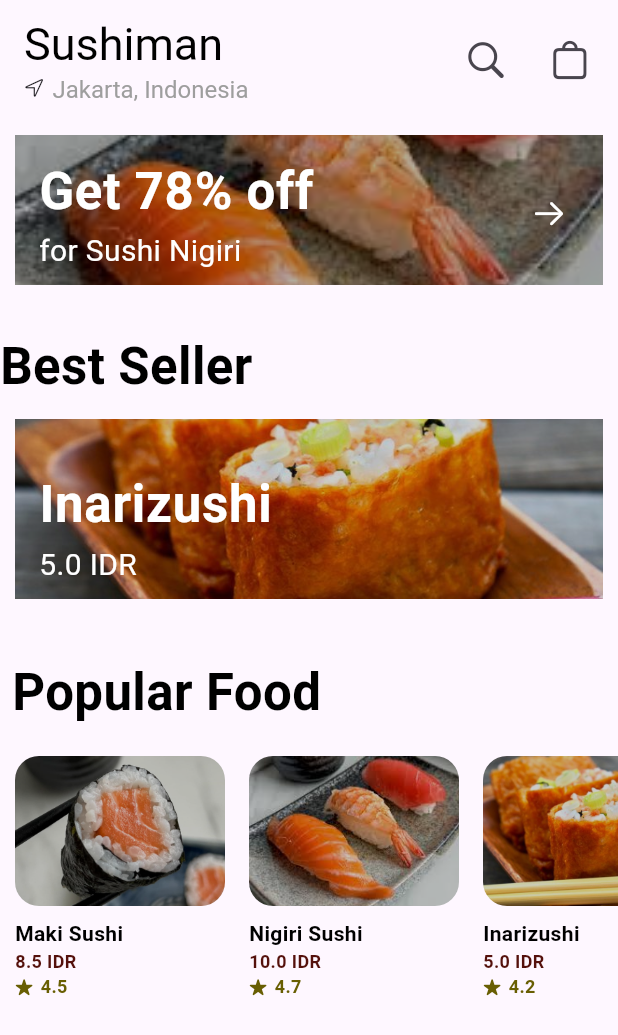
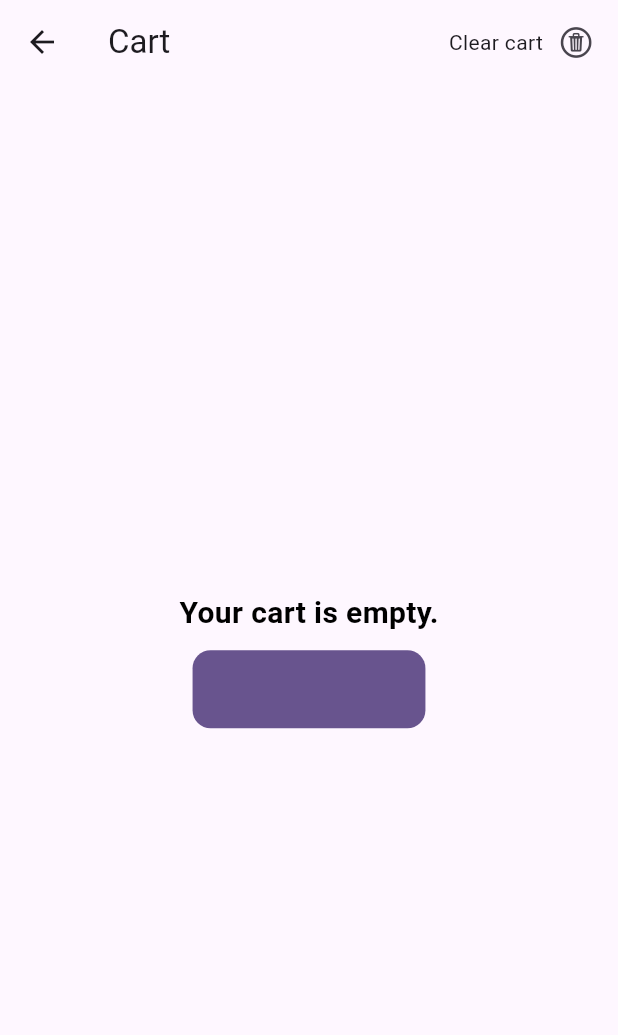
Before and after one commit to ajiibrahim01/sushi_app, a Flutter app: the Dashboard screen opened directly, after a tap on an icon or button, on a phone screen of 412 x 824 dp. Shown: the top 1035 px of the screen. Run offline on Flutter 3.47's test engine with Material 3 defaults, Android fonts, the phone set to English and light mode, and no system bars.

```diff
--- a/lib/provider/cart.dart
+++ b/lib/provider/cart.dart
@@ -18,4 +18,14 @@ class Cart extends ChangeNotifier {
     );
     notifyListeners();
   }
+
+  void clearCart() {
+    _cart.clear();
+    notifyListeners();
+  }
+
+  void removeFromCart(CartModel item) {
+    _cart.remove(item);
+    notifyListeners();
+  }
 }
--- a/lib/screens/cart_screen.dart
+++ b/lib/screens/cart_screen.dart
@@ -0,0 +1,191 @@
+import 'package:flutter/cupertino.dart';
+import 'package:flutter/material.dart';
+import 'package:provider/provider.dart';
+import 'package:sushi_app/provider/cart.dart';
+import 'package:sushi_app/screens/dashboard.dart';
+
+class CartScreen extends StatefulWidget {
+  const CartScreen({super.key});
+
+  @override
+  State<CartScreen> createState() => _CartScreenState();
+}
+
+class _CartScreenState extends State<CartScreen> {
+  @override
+  Widget build(BuildContext context) {
+    double price = 0;
+    double totalPrice = 0;
+    double taxAndService = 0;
+    double totalPayment = 0;
+
+    int parsePrice(String price) {
+      // Remove any non-numeric characters (like "Rp." or commas)
+      String sanitizedPrice = price.replaceAll(RegExp(r'[^0-9]'), '');
+
+      // Return the parsed integer value, assuming the string is now numeric
+      return int.parse(sanitizedPrice); // Default to 0 if parsing fails
+    }
+
+    return Consumer<Cart>(
+      builder: (context, value, child) {
+        for (var cartModel in value.cart) {
+          price = int.parse(cartModel.quantity.toString()) *
+              parsePrice(cartModel.price.toString()).toDouble();
+          totalPrice += price;
+
+          taxAndService = (totalPrice * 0.11).toDouble();
+          totalPayment = (totalPrice + taxAndService).toDouble();
+        }
+
+        return Scaffold(
+          appBar: AppBar(
+            title: Text('Cart'),
+            actions: [
+              Padding(
+                padding: const EdgeInsets.all(8.0),
+                child: IconButton(
+                  icon: Row(
+                    children: [
+                      Text('Clear cart'),
+                      SizedBox(width: 10),
+                      Icon(CupertinoIcons.trash_circle),
+                    ],
+                  ),
+                  onPressed: () {
+                    Provider.of<Cart>(context, listen: false).clearCart();
+                    setState(() {
+                      price = 0;
+                      totalPrice = 0;
+                      taxAndService = 0;
+                      totalPayment = 0;
+                    });
+                  },
+                ),
+              ),
+            ],
+          ),
+          body: value.cart.isEmpty
+              ? Center(
+                  child: Column(
+                    mainAxisAlignment: MainAxisAlignment.center,
+                    children: [
+                      Text(
+                        'Your cart is empty.',
+                        style: TextStyle(
+                          fontSize: 20,
+                          fontWeight: FontWeight.bold,
+                          color: Colors.black,
+                        ),
+                      ),
+                      SizedBox(height: 10),
+                      CupertinoButton(
+                        color: Theme.of(context).primaryColor,
+                        child: Text('Add Some Food'),
+                        onPressed: () {
+                          Navigator.pushAndRemoveUntil(
+                            context,
+                            MaterialPageRoute(
+                                builder: (context) => Dashboard()),
+                            (route) => false,
+                          );
+                        },
+                      )
+                    ],
+                  ),
+                )
+              : ListView.builder(
+                  itemCount: value.cart.length,
+                  itemBuilder: (context, index) {
+                    final food = value.cart[index];
+                    return ListTile(
+                      leading: Image.asset(
+                        food.imagePath.toString(),
+                        width: 50,
+                        height: 50,
+                      ),
+                      title: Text(food.name.toString()),
+                      subtitle: Text('IDR ${food.price}'),
+                      trailing: IconButton(
+                          onPressed: () {
+                            value.removeFromCart(food);
+                            if (value.cart.isEmpty) {
+                              price = 0;
+                              totalPrice = 0;
+                              taxAndService = 0;
+                              totalPayment = 0;
+                            } else {
+                              context.read<Cart>();
+                            }
+                          },
+                          icon: Icon(CupertinoIcons.minus)),
+                    );
+                  }),
+          bottomNavigationBar: price == 0
+              ? null
+              : Container(
+                  color: Theme.of(context).scaffoldBackgroundColor,
+                  child: Column(
+                    mainAxisSize: MainAxisSize.min,
+                    children: [
+                      Container(
+                        decoration: BoxDecoration(
+                          color: Colors.white,
+                          borderRadius: BorderRadius.circular(10),
+                          border: Border.all(
+                            color: Colors.black,
+                            width: 1,
+                          ),
+                        ),
+                        padding: EdgeInsets.all(16),
+                        margin: EdgeInsets.all(16),
+                        child: Column(
+                          children: [
+                            Row(
+                              mainAxisAlignment: MainAxisAlignment.spaceBetween,
+                              children: [
+                                Text('Price'),
+                                Text('IDR ${totalPrice}'),
+                              ],
+                            ),
+                            Row(
+                              mainAxisAlignment: MainAxisAlignment.spaceBetween,
+                              children: [
+                                Text('Tax and Service'),
+                                Text('IDR ${taxAndService}'),
+                              ],
+                            ),
+                            Divider(),
+                            Row(
+                              mainAxisAlignment: MainAxisAlignment.spaceBetween,
+                              children: [
+                                Text('Tax and Service'),
+                                Text('IDR ${totalPayment}'),
+                              ],
+                            ),
+                          ],
+                        ),
+                      ),
+                      Container(
+                        margin: EdgeInsets.fromLTRB(20, 0, 20, 20),
+                        width: MediaQuery.of(context).size.width,
+                        child: CupertinoButton(
+                          color: Theme.of(context).primaryColor,
+                          child: Row(
+                            children: [
+                              Text('Pay Now'),
+                              SizedBox(width: 10),
+                              Icon(CupertinoIcons.arrow_right),
+                            ],
+                          ),
+                          onPressed: () {},
+                        ),
+                      )
+                    ],
+                  ),
+                ),
+        );
+      },
+    );
+  }
+}
--- a/lib/screens/dashboard.dart
+++ b/lib/screens/dashboard.dart
@@ -3,7 +3,10 @@ import 'dart:convert';
 import 'package:flutter/cupertino.dart';
 import 'package:flutter/material.dart';
 import 'package:flutter/services.dart';
+import 'package:provider/provider.dart';
 import 'package:sushi_app/models/food.dart';
+import 'package:sushi_app/provider/cart.dart';
+import 'package:sushi_app/screens/cart_screen.dart';
 import 'package:sushi_app/screens/detail_screen.dart';
 
 class Dashboard extends StatefulWidget {
@@ -93,34 +96,45 @@ class _DashboardState extends State<Dashboard> {
               size: 30,
             ),
           ),
-          Padding(
+          Consumer<Cart>(
+            builder: (context, value, child) {
+              return Padding(
                 padding: const EdgeInsets.all(8.0),
                 child: Stack(
                   children: [
                     IconButton(
-                  onPressed: () {},
                       icon: Icon(
                         CupertinoIcons.bag,
                         size: 30,
                       ),
+                      onPressed: () {
+                        goToCart();
+                      },
                     ),
-                Visibility(
-                  visible: false,
-                  child: Positioned(
-                    top: 12,
-                    right: 14,
+                    Positioned(
+                      top: 14,
+                      left: 14,
+                      child: Visibility(
+                        visible: value.cart.isNotEmpty ? true : false,
                         child: CircleAvatar(
-                      radius: 9,
-                      backgroundColor: Colors.red,
+                          radius: 10,
+                          backgroundColor: Colors.transparent,
+                          child: Center(
                             child: Text(
-                        '10',
-                        style: TextStyle(color: Colors.white, fontSize: 10),
+                              value.cart.length.toString(),
+                              style: TextStyle(
+                                fontSize: 16,
+                                color: Colors.black,
+                              ),
+                            ),
                           ),
                         ),
                       ),
                     )
                   ],
                 ),
+              );
+            },
           ),
         ],
       ),
@@ -228,6 +242,15 @@ class _DashboardState extends State<Dashboard> {
     );
   }
 
+  goToCart() {
+    Navigator.push(
+      context,
+      MaterialPageRoute(
+        builder: (context) => CartScreen(),
+      ),
+    );
+  }
+
   Column BestSellerWidget(BuildContext context) {
     return Column(
       crossAxisAlignment: CrossAxisAlignment.start,
```
Also changed, not shown: lib/screens/detail_screen.dart (+74 -4 lines). Lines whose indentation alone changed are shown as unchanged.
